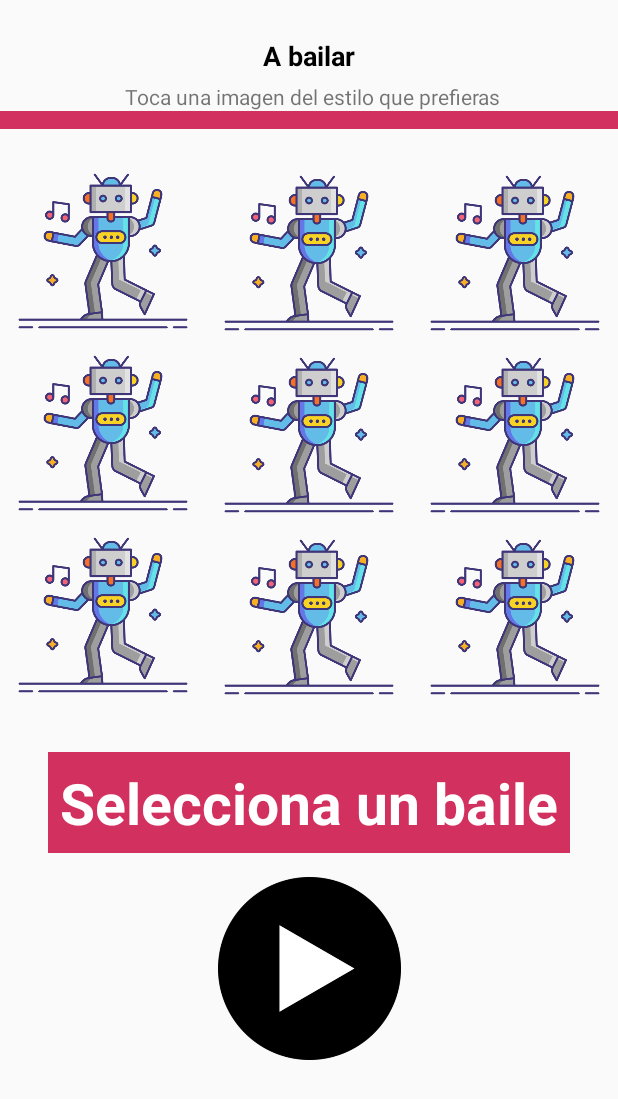
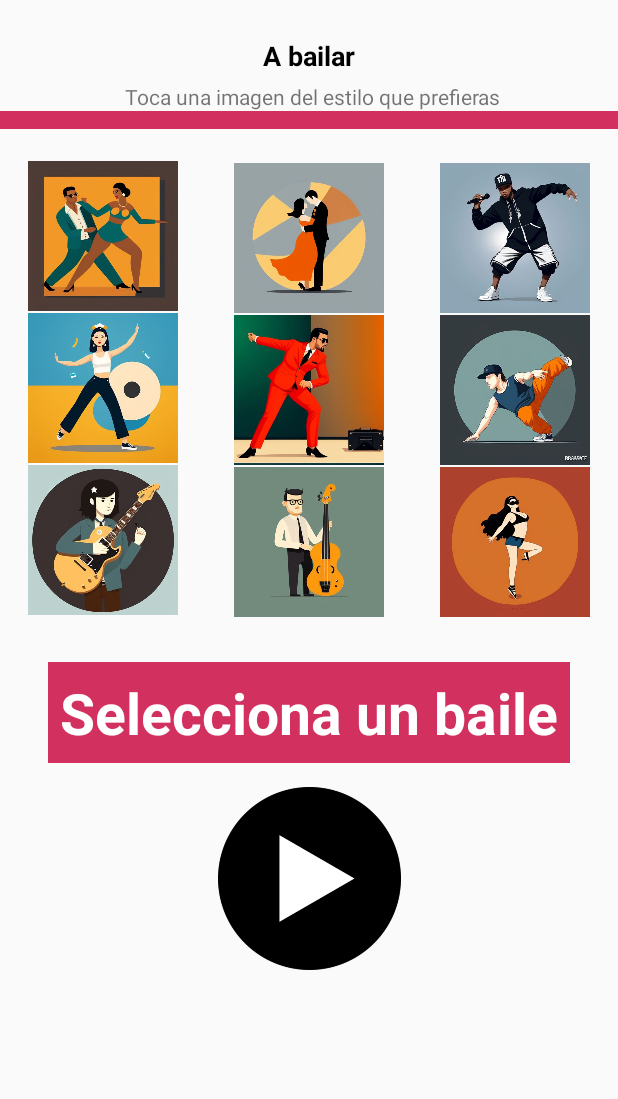
Before and after one commit to Shopos/projectoRoboc, an Android app: the PistaBailable screen opened directly, with no data from a screen before it, on a phone screen of 412 x 824 dp. Shown: the top 1099 px of the screen. Run offline under Robolectric (Android 15) with nearby library versions, the light colour scheme and no system bars.

Commit message:
Add img menu musica
se agregan imagenes al menu de seleccion de musica dependiendo del estilo de la cancion

```diff
--- a/roboOtto/app/src/main/res/layout/activity_pista_bailable.xml
+++ b/roboOtto/app/src/main/res/layout/activity_pista_bailable.xml
@@ -35,13 +35,13 @@
 
         <ImageView
             android:id="@+id/imageView7"
-            android:layout_width="120dp"
-            android:layout_height="120dp"
+            android:layout_width="100dp"
+            android:layout_height="100dp"
             android:layout_gravity="center"
             android:adjustViewBounds="false"
             android:baselineAlignBottom="false"
             android:scaleType="centerInside"
-            app:srcCompat="@drawable/baile" />
+            app:srcCompat="@drawable/salsa" />
     </FrameLayout>
 
     <FrameLayout
@@ -55,11 +55,11 @@
 
         <ImageView
             android:id="@+id/imageView8"
-            android:layout_width="120dp"
-            android:layout_height="120dp"
+            android:layout_width="100dp"
+            android:layout_height="100dp"
             android:layout_gravity="center"
             android:scaleType="fitCenter"
-            app:srcCompat="@drawable/baile" />
+            app:srcCompat="@drawable/tango" />
     </FrameLayout>
 
     <FrameLayout
@@ -73,11 +73,11 @@
 
         <ImageView
             android:id="@+id/imageView9"
-            android:layout_width="120dp"
-            android:layout_height="120dp"
+            android:layout_width="100dp"
+            android:layout_height="100dp"
             android:layout_gravity="center"
             android:scaleType="fitCenter"
-            app:srcCompat="@drawable/baile" />
+            app:srcCompat="@drawable/hiphop" />
     </FrameLayout>
 
     <!-- Segunda fila de bailes -->
@@ -93,11 +93,11 @@
 
         <ImageView
             android:id="@+id/imageView10"
-            android:layout_width="120dp"
-            android:layout_height="120dp"
+            android:layout_width="100dp"
+            android:layout_height="100dp"
             android:layout_gravity="center"
             android:scaleType="fitCenter"
-            app:srcCompat="@drawable/baile" />
+            app:srcCompat="@drawable/pop" />
     </FrameLayout>
 
     <FrameLayout
@@ -112,11 +112,11 @@
 
         <ImageView
             android:id="@+id/imageView11"
-            android:layout_width="120dp"
-            android:layout_height="120dp"
+            android:layout_width="100dp"
+            android:layout_height="100dp"
             android:layout_gravity="center"
             android:scaleType="fitCenter"
-            app:srcCompat="@drawable/baile" />
+            app:srcCompat="@drawable/cumbia" />
     </FrameLayout>
 
     <FrameLayout
@@ -131,11 +131,11 @@
 
         <ImageView
             android:id="@+id/imageView12"
-            android:layout_width="120dp"
-            android:layout_height="120dp"
+            android:layout_width="100dp"
+            android:layout_height="100dp"
             android:layout_gravity="center"
             android:scaleType="fitCenter"
-            app:srcCompat="@drawable/baile" />
+            app:srcCompat="@drawable/breakdance" />
     </FrameLayout>
 
     <!-- Tercera fila de bailes -->
@@ -151,11 +151,11 @@
 
         <ImageView
             android:id="@+id/imageView13"
-            android:layout_width="120dp"
-            android:layout_height="120dp"
+            android:layout_width="100dp"
+            android:layout_height="100dp"
             android:layout_gravity="center"
             android:scaleType="fitCenter"
-            app:srcCompat="@drawable/baile" />
+            app:srcCompat="@drawable/rock" />
     </FrameLayout>
 
     <FrameLayout
@@ -170,11 +170,11 @@
 
         <ImageView
             android:id="@+id/imageView14"
-            android:layout_width="120dp"
-            android:layout_height="120dp"
+            android:layout_width="100dp"
+            android:layout_height="100dp"
             android:layout_gravity="center"
             android:scaleType="fitCenter"
-            app:srcCompat="@drawable/baile" />
+            app:srcCompat="@drawable/jazz" />
     </FrameLayout>
 
     <FrameLayout
@@ -189,11 +189,11 @@
 
         <ImageView
             android:id="@+id/imageView15"
-            android:layout_width="120dp"
-            android:layout_height="120dp"
+            android:layout_width="100dp"
+            android:layout_height="100dp"
             android:layout_gravity="center"
             android:scaleType="fitCenter"
-            app:srcCompat="@drawable/baile" />
+            app:srcCompat="@drawable/reggaeton" />
     </FrameLayout>
 
     <TextView
```
Also changed, not shown: roboOtto/app/src/main/res/drawable-nodpi/breakdance.png (added), roboOtto/app/src/main/res/drawable-nodpi/cumbia.png (added), roboOtto/app/src/main/res/drawable-nodpi/hiphop.png (added), roboOtto/app/src/main/res/drawable-nodpi/jazz.png (added), roboOtto/app/src/main/res/drawable-nodpi/pop.png (added), roboOtto/app/src/main/res/drawable-nodpi/reggaeton.png (added), roboOtto/app/src/main/res/drawable-nodpi/rock.png (added), roboOtto/app/src/main/res/drawable-nodpi/salsa.png (added), roboOtto/app/src/main/res/drawable-nodpi/tango.png (added).
